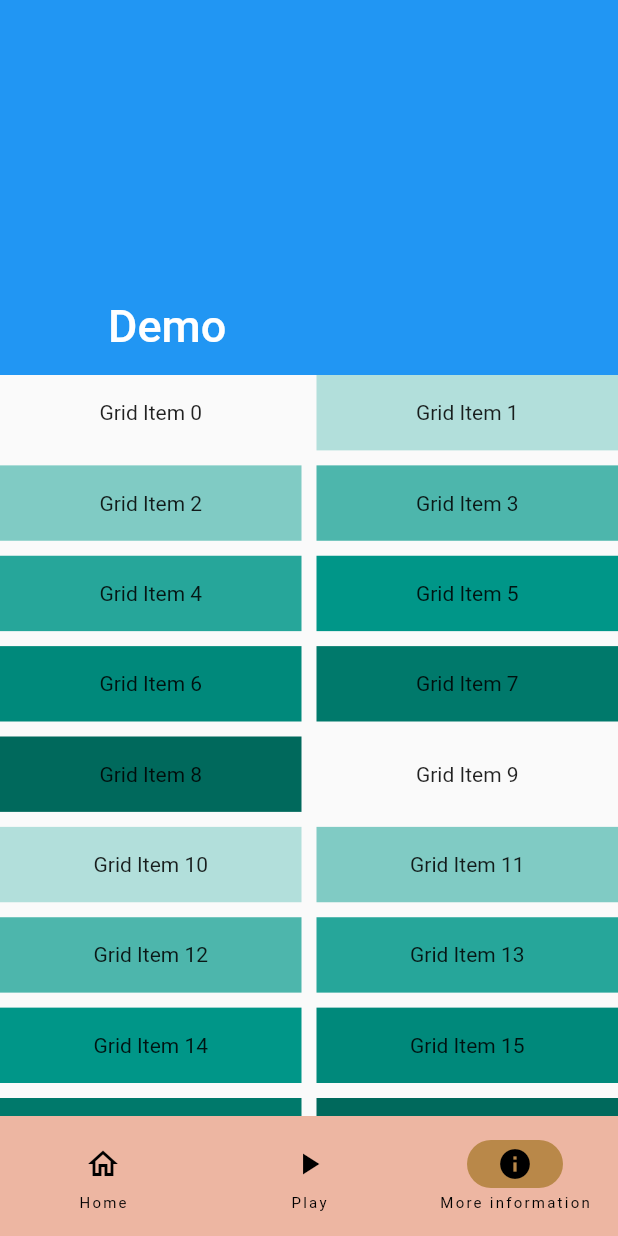
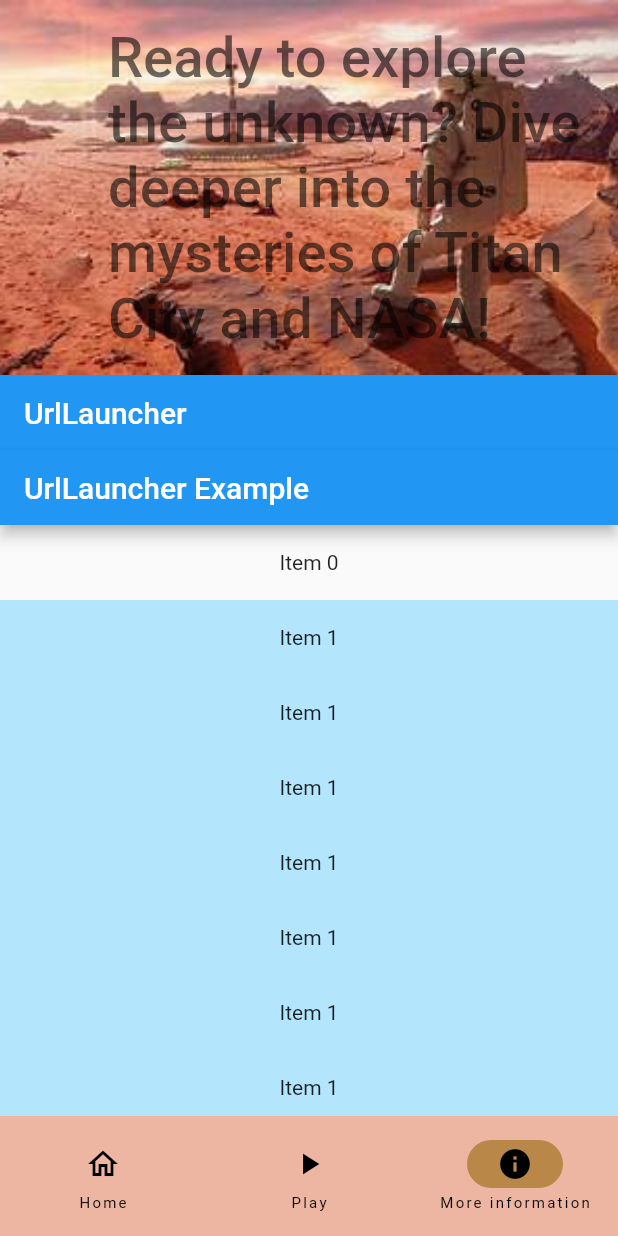
Before and after one commit to seergiomadrid/metrovalencia, a Flutter app: the screen it shows after launch, item 3 of the bottom bar chosen, on a phone screen of 412 x 824 dp. Run offline on Flutter 3.47's test engine with Material 2 defaults, Android fonts, the phone set to English and light mode, and no system bars; our stand-ins replace font_awesome_flutter.

Commit message:
development of info page but not working yet

```diff
--- a/lib/InfoView.dart
+++ b/lib/InfoView.dart
@@ -1,52 +1,109 @@
 import 'package:flutter/material.dart';
+
+import 'widgets/InfoWidget.dart';
 
 
 class InfoView extends StatelessWidget {
+
+
 
   @override
   Widget build(BuildContext context) {
     return CustomScrollView(
       slivers: <Widget>[
-      const SliverAppBar(
+
+
+      SliverAppBar(
        pinned: true,
       expandedHeight: 250.0,
       flexibleSpace: FlexibleSpaceBar(
-          title: Text('Demo'),
+        background: Image.asset(
+          'assets/main_planeta.jpg', // Replace with your image path
+          fit: BoxFit.cover, // You can adjust the fit mode as needed
+        ),
+        title:new Text(
+          'Ready to explore the unknown? Dive deeper into the mysteries of Titan City and NASA!',
+          style: TextStyle(
+            color: Color.fromARGB(146, 0, 0, 0),
+            fontSize: 25,
           ),
         ),
-
-    SliverGrid(
-      gridDelegate: const SliverGridDelegateWithMaxCrossAxisExtent(
-        maxCrossAxisExtent: 200.0,
-        mainAxisSpacing: 10.0,
-        crossAxisSpacing: 10.0,
-        childAspectRatio: 4.0,
-      ),
-      delegate: SliverChildBuilderDelegate(
-        (BuildContext context, int index) {
-          return Container(
-            alignment: Alignment.center,
-            color: Colors.teal[100 * (index % 9)],
-            child: Text('Grid Item $index'),
-          );
-        },
-        childCount: 20,
       ),
     ),
 
 
    SliverFixedExtentList(
       itemExtent: 50.0,
-      delegate: SliverChildBuilderDelegate(
-        (BuildContext context, int index) {
-          return Container(
-            alignment: Alignment.center,
-            color: Colors.lightBlue[100 * (index % 9)],
-            child: Text('List Item $index'),
-          );
-        },
+      delegate: SliverChildListDelegate(
+        [
+          new MaterialApp(
+      home: new Scaffold(
+        appBar: new AppBar(
+          title: new Text('UrlLauncher'),
+        ),
+        body: new Center(
+          child: new InkWell(
+              child: new Text('Open Browser'),
+              onTap: () => 'https://www.nasa.gov/hrp'
           ),
         ),
+      ),
+    ),
+
+          Info(context, 'https://www.nasa.gov/hrp'),
+          Container(
+            alignment: Alignment.center,
+            color: Colors.lightBlue[100 * (0 % 9)],
+            child: Text('Item 0'),
+          ),
+          Container(
+            alignment: Alignment.center,
+            color: Colors.lightBlue[100 * (1 % 9)],
+            child: Text('Item 1'),
+          ),
+          Container(
+            alignment: Alignment.center,
+            color: Colors.lightBlue[100 * (1 % 9)],
+            child: Text('Item 1'),
+          ),
+          Container(
+            alignment: Alignment.center,
+            color: Colors.lightBlue[100 * (1 % 9)],
+            child: Text('Item 1'),
+          ),
+          Container(
+            alignment: Alignment.center,
+            color: Colors.lightBlue[100 * (1 % 9)],
+            child: Text('Item 1'),
+          ),
+          Container(
+            alignment: Alignment.center,
+            color: Colors.lightBlue[100 * (1 % 9)],
+            child: Text('Item 1'),
+          ),
+          Container(
+            alignment: Alignment.center,
+            color: Colors.lightBlue[100 * (1 % 9)],
+            child: Text('Item 1'),
+          ),
+          Container(
+            alignment: Alignment.center,
+            color: Colors.lightBlue[100 * (1 % 9)],
+            child: Text('Item 1'),
+          ),
+          Container(
+            alignment: Alignment.center,
+            color: Colors.lightBlue[100 * (1 % 9)],
+            child: Text('Item 1'),
+          ),
+          Container(
+            alignment: Alignment.center,
+            color: Colors.lightBlue[100 * (1 % 9)],
+            child: Text('Item 1'),
+          ),
+        ]
+      )
+   )
   ],
 );
   }
--- /dev/null
+++ b/lib/widgets/InfoWidget.dart
@@ -0,0 +1,61 @@
+
+
+import 'package:flutter/material.dart';
+
+import 'package:flutter/services.dart';
+
+import 'package:url_launcher/url_launcher.dart';
+
+
+import 'package:flutter/material.dart';
+import 'package:url_launcher/url_launcher.dart';
+
+  Widget Info(BuildContext context, url) {
+    return MaterialApp(
+      home: Scaffold(
+        appBar: AppBar(
+          title: Text('UrlLauncher Example'),
+        ),
+        body: Center(
+          child: UrlLauncherWidget(),
+        ),
+      ),
+    );
+  }
+
+class UrlLauncherWidget extends StatelessWidget {
+  final String url = 'https://www.nasa.gov/hrp'; // Replace with your URL
+
+
+  @override
+  Widget build(BuildContext context) {
+    return InkWell(
+      child: Text(
+        'Open Browser',
+        style: TextStyle(
+          color: Colors.blue,
+          decoration: TextDecoration.underline,
+        ),
+      ),
+      onTap: ()=>url,
+    );
+  }
+}
+
+/*
+Widget Info(BuildContext context, link) {
+    return new MaterialApp(
+      home: new Scaffold(
+        appBar: new AppBar(
+          title: new Text('UrlLauncher'),
+        ),
+        body: new Center(
+          child: new InkWell(
+              child: new Text('Open Browser'),
+              onTap: () => link
+          ),
+        ),
+      ),
+    );
+  }
+*/
--- a/pubspec.yaml
+++ b/pubspec.yaml
@@ -31,6 +31,7 @@ dependencies:
   flutter:
     sdk: flutter
   font_awesome_flutter: ^9.0.0
+  url_launcher: ^6.0.9
 
 
   # The following adds the Cupertino Icons font to your application.
```
Also changed, not shown: pubspec.lock, 5 other files. Lines whose indentation alone changed are shown as unchanged.
